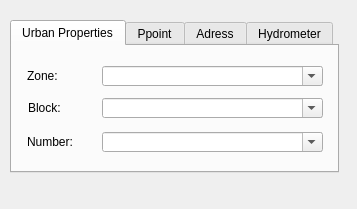
Giswater/giswater_qgis_plugin, file search/ui/search_plus_dialog_base.ui: the form before one commit.
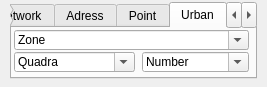
The form after the commit. The open tabs and pages were chosen to show the change. Custom widgets are drawn as their Qt base class.

Patch:
```diff
--- a/search/ui/search_plus_dialog_base.ui
+++ b/search/ui/search_plus_dialog_base.ui
@@ -6,8 +6,8 @@
    <rect>
     <x>0</x>
     <y>0</y>
-    <width>357</width>
-    <height>209</height>
+    <width>267</width>
+    <height>87</height>
    </rect>
   </property>
   <property name="windowTitle">
@@ -17,100 +17,40 @@
    <property name="geometry">
     <rect>
      <x>10</x>
-     <y>20</y>
-     <width>329</width>
-     <height>153</height>
+     <y>2</y>
+     <width>247</width>
+     <height>77</height>
     </rect>
    </property>
    <property name="currentIndex">
     <number>0</number>
    </property>
-   <widget class="QWidget" name="tab_2">
+   <widget class="QWidget" name="tab_6">
     <attribute name="title">
-     <string>Urban Properties</string>
+     <string>URN</string>
     </attribute>
-    <widget class="QLabel" name="label_number_2">
+    <widget class="SearchableComboBox" name="ppoint_field_zone_4">
      <property name="geometry">
       <rect>
-       <x>15</x>
-       <y>88</y>
-       <width>71</width>
-       <height>16</height>
-      </rect>
-     </property>
-     <property name="text">
-      <string>Number:</string>
-     </property>
-    </widget>
-    <widget class="SearchableComboBox" name="urban_properties_number">
-     <property name="geometry">
-      <rect>
-       <x>90</x>
-       <y>86</y>
-       <width>221</width>
+       <x>4</x>
+       <y>14</y>
+       <width>233</width>
        <height>20</height>
       </rect>
      </property>
      <property name="editable">
       <bool>true</bool>
      </property>
-    </widget>
-    <widget class="QLabel" name="label_zone">
-     <property name="geometry">
-      <rect>
-       <x>15</x>
-       <y>22</y>
-       <width>55</width>
-       <height>16</height>
-      </rect>
-     </property>
-     <property name="text">
-      <string>Zone:</string>
-     </property>
-    </widget>
-    <widget class="SearchableComboBox" name="urban_properties_zone">
-     <property name="geometry">
-      <rect>
-       <x>90</x>
-       <y>20</y>
-       <width>221</width>
-       <height>20</height>
-      </rect>
-     </property>
-     <property name="editable">
-      <bool>true</bool>
-     </property>
-    </widget>
-    <widget class="SearchableComboBox" name="urban_properties_block">
-     <property name="geometry">
-      <rect>
-       <x>90</x>
-       <y>52</y>
-       <width>221</width>
-       <height>20</height>
-      </rect>
-     </property>
-     <property name="editable">
-      <bool>true</bool>
-     </property>
-    </widget>
-    <widget class="QLabel" name="label_block">
-     <property name="geometry">
-      <rect>
-       <x>16</x>
-       <y>54</y>
-       <width>55</width>
-       <height>16</height>
-      </rect>
-     </property>
-     <property name="text">
-      <string>Block:</string>
-     </property>
+     <item>
+      <property name="text">
+       <string>URN</string>
+      </property>
+     </item>
     </widget>
    </widget>
-   <widget class="QWidget" name="tab">
+   <widget class="QWidget" name="tab_5">
     <attribute name="title">
-     <string>Ppoint</string>
+     <string>Network</string>
     </attribute>
     <widget class="SearchableComboBox" name="ppoint_field_zone">
      <property name="geometry">
@@ -220,11 +160,116 @@
      <property name="editable">
       <bool>true</bool>
      </property>
+     <item>
+      <property name="text">
+       <string>Number</string>
+      </property>
+     </item>
+    </widget>
+   </widget>
+   <widget class="QWidget" name="tab">
+    <attribute name="title">
+     <string>Point</string>
+    </attribute>
+    <widget class="SearchableComboBox" name="ppoint_field_zone">
+     <property name="geometry">
+      <rect>
+       <x>2</x>
+       <y>4</y>
+       <width>233</width>
+       <height>20</height>
+      </rect>
+     </property>
+     <property name="editable">
+      <bool>true</bool>
+     </property>
+     <item>
+      <property name="text">
+       <string>Zone</string>
+      </property>
+     </item>
+    </widget>
+    <widget class="SearchableComboBox" name="ppoint_number">
+     <property name="geometry">
+      <rect>
+       <x>2</x>
+       <y>26</y>
+       <width>233</width>
+       <height>20</height>
+      </rect>
+     </property>
+     <property name="editable">
+      <bool>true</bool>
+     </property>
+     <item>
+      <property name="text">
+       <string>Number</string>
+      </property>
+     </item>
+    </widget>
+   </widget>
+   <widget class="QWidget" name="tab_2">
+    <attribute name="title">
+     <string>Urban</string>
+    </attribute>
+    <widget class="SearchableComboBox" name="urban_properties_number">
+     <property name="geometry">
+      <rect>
+       <x>130</x>
+       <y>24</y>
+       <width>107</width>
+       <height>20</height>
+      </rect>
+     </property>
+     <property name="editable">
+      <bool>true</bool>
+     </property>
+     <item>
+      <property name="text">
+       <string>Number</string>
+      </property>
+     </item>
+    </widget>
+    <widget class="SearchableComboBox" name="urban_properties_zone">
+     <property name="geometry">
+      <rect>
+       <x>2</x>
+       <y>2</y>
+       <width>235</width>
+       <height>20</height>
+      </rect>
+     </property>
+     <property name="editable">
+      <bool>true</bool>
+     </property>
+     <item>
+      <property name="text">
+       <string>Zone</string>
+      </property>
+     </item>
+    </widget>
+    <widget class="SearchableComboBox" name="urban_properties_block">
+     <property name="geometry">
+      <rect>
+       <x>2</x>
+       <y>24</y>
+       <width>121</width>
+       <height>20</height>
+      </rect>
+     </property>
+     <property name="editable">
+      <bool>true</bool>
+     </property>
+     <item>
+      <property name="text">
+       <string>Quadra</string>
+      </property>
+     </item>
     </widget>
    </widget>
    <widget class="QWidget" name="tab_4">
     <attribute name="title">
-     <string>Hydrometer</string>
+     <string>Connec</string>
     </attribute>
     <widget class="QLabel" name="label_code">
      <property name="geometry">
```
Left out of the diff: 139 changed lines with no effect on the pictures.
